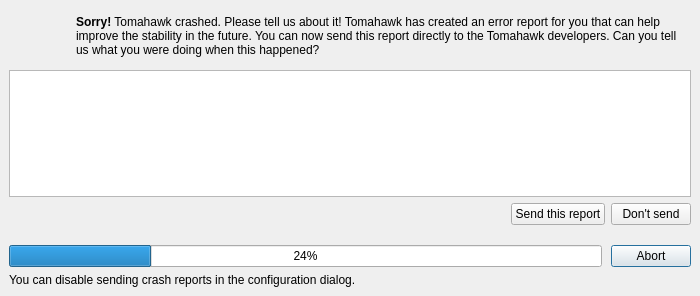
Above: src/libcrashreporter-gui/CrashReporter.ui from dschmidt/libcrashreporter-qt before the change. Below: the same form after it.
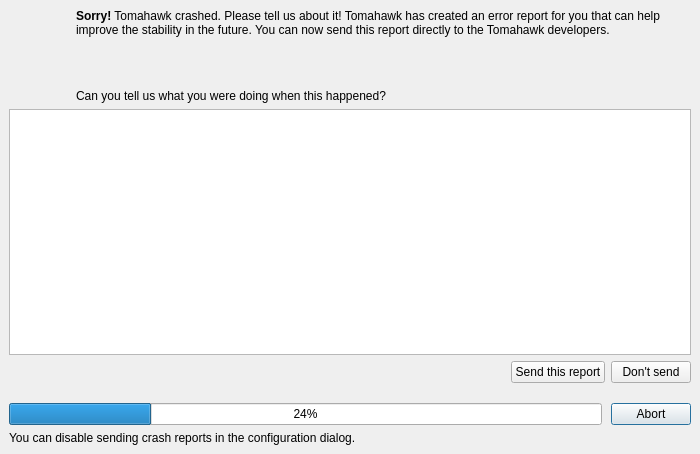
That is the form after the change.

What changed in the file:
```diff
--- a/src/libcrashreporter-gui/CrashReporter.ui
+++ b/src/libcrashreporter-gui/CrashReporter.ui
@@ -10,7 +10,7 @@
     <x>0</x>
     <y>0</y>
     <width>700</width>
-    <height>274</height>
+    <height>454</height>
    </rect>
   </property>
   <property name="sizePolicy">
@@ -83,7 +83,7 @@
         </sizepolicy>
        </property>
        <property name="text">
-        <string>&lt;html&gt;&lt;head/&gt;&lt;body&gt;&lt;p&gt;&lt;span style=&quot; font-weight:600;&quot;&gt;Sorry!&lt;/span&gt; Tomahawk crashed. Please tell us about it! Tomahawk has created an error report for you that can help improve the stability in the future. You can now send this report directly to the Tomahawk developers. Can you tell us what you were doing when this happened?&lt;/p&gt;&lt;/body&gt;&lt;/html&gt;</string>
+        <string>&lt;html&gt;&lt;head/&gt;&lt;body&gt;&lt;p&gt;&lt;span style=&quot; font-weight:600;&quot;&gt;Sorry!&lt;/span&gt; Tomahawk crashed. Please tell us about it! Tomahawk has created an error report for you that can help improve the stability in the future. You can now send this report directly to the Tomahawk developers.&lt;/p&gt;&lt;p&gt;&lt;br/&gt;&lt;/p&gt;&lt;p&gt;Can you tell us what you were doing when this happened?&lt;/p&gt;&lt;/body&gt;&lt;/html&gt;</string>
        </property>
        <property name="textFormat">
         <enum>Qt::RichText</enum>
```
Left out of the diff: 44 changed lines with no effect on the pictures.
